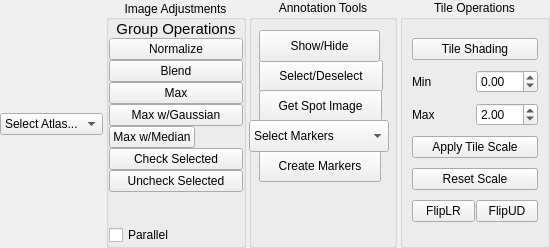
Before: the Qt Designer form acq4/analysis/modules/MosaicEditor/MosaicEditorTemplate.ui in pbmanis/acq4, drawn with Qt 5.
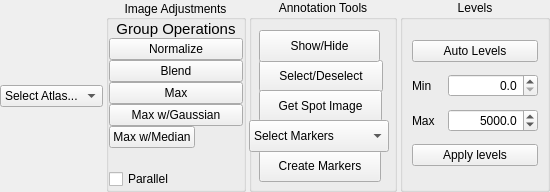
After: the same form once the commit is applied.

Commit message: add status messages to mosaic editor window

What changed in the file:
```diff
--- a/acq4/analysis/modules/MosaicEditor/MosaicEditorTemplate.ui
+++ b/acq4/analysis/modules/MosaicEditor/MosaicEditorTemplate.ui
@@ -7,7 +7,7 @@
     <x>0</x>
     <y>0</y>
     <width>550</width>
-    <height>248</height>
+    <height>192</height>
    </rect>
   </property>
   <property name="minimumSize">
@@ -155,20 +155,6 @@
         </property>
        </widget>
       </item>
-      <item>
-       <widget class="QPushButton" name="checkSelectedBtn">
-        <property name="text">
-         <string>Check Selected</string>
-        </property>
-       </widget>
-      </item>
-      <item>
-       <widget class="QPushButton" name="uncheckSelectedBtn">
-        <property name="text">
-         <string>Uncheck Selected</string>
-        </property>
-       </widget>
-      </item>
       <item>
        <spacer name="verticalSpacer_2">
         <property name="orientation">
@@ -384,7 +370,7 @@
       </size>
      </property>
      <property name="title">
-      <string>Tile Operations</string>
+      <string>Levels</string>
      </property>
      <property name="alignment">
       <set>Qt::AlignHCenter|Qt::AlignTop</set>
@@ -399,15 +385,20 @@
       <property name="spacing">
        <number>1</number>
       </property>
-      <item row="7" column="0">
-       <widget class="QPushButton" name="mosaicFlipLRBtn">
-        <property name="text">
-         <string>FlipLR</string>
-        </property>
-       </widget>
-      </item>
       <item row="4" column="1">
        <widget class="QDoubleSpinBox" name="mosaicDisplayMax">
+        <property name="minimumSize">
+         <size>
+          <width>90</width>
+          <height>0</height>
+         </size>
+        </property>
+        <property name="alignment">
+         <set>Qt::AlignRight|Qt::AlignTrailing|Qt::AlignVCenter</set>
+        </property>
+        <property name="decimals">
+         <number>1</number>
+        </property>
         <property name="maximum">
          <double>65536.000000000000000</double>
         </property>
@@ -415,7 +406,46 @@
          <double>0.250000000000000</double>
         </property>
         <property name="value">
-         <double>2.000000000000000</double>
+         <double>5000.000000000000000</double>
+        </property>
+       </widget>
+      </item>
+      <item row="2" column="0" colspan="2">
+       <widget class="QPushButton" name="mosaicAutoLevelBtn">
+        <property name="text">
+         <string>Auto Levels</string>
+        </property>
+       </widget>
+      </item>
+      <item row="5" column="0" colspan="2">
+       <widget class="QPushButton" name="mosaicApplyLevelBtn">
+        <property name="text">
+         <string>Apply levels</string>
+        </property>
+       </widget>
+      </item>
+      <item row="3" column="1">
+       <widget class="QDoubleSpinBox" name="mosaicDisplayMin">
+        <property name="minimumSize">
+         <size>
+          <width>90</width>
+          <height>0</height>
+         </size>
+        </property>
+        <property name="alignment">
+         <set>Qt::AlignRight|Qt::AlignTrailing|Qt::AlignVCenter</set>
+        </property>
+        <property name="decimals">
+         <number>1</number>
+        </property>
+        <property name="minimum">
+         <double>0.000000000000000</double>
+        </property>
+        <property name="maximum">
+         <double>65000.000000000000000</double>
+        </property>
+        <property name="singleStep">
+         <double>10.000000000000000</double>
         </property>
        </widget>
       </item>
@@ -432,27 +462,6 @@
         </property>
        </widget>
       </item>
-      <item row="2" column="0" colspan="2">
-       <widget class="QPushButton" name="tileShadingBtn">
-        <property name="text">
-         <string>Tile Shading</string>
-        </property>
-       </widget>
-      </item>
-      <item row="7" column="1">
-       <widget class="QPushButton" name="mosaicFlipUDBtn">
-        <property name="text">
-         <string>FlipUD</string>
-        </property>
-       </widget>
-      </item>
-      <item row="5" column="0" colspan="2">
-       <widget class="QPushButton" name="mosaicApplyScaleBtn">
-        <property name="text">
-         <string>Apply Tile Scale</string>
-        </property>
-       </widget>
-      </item>
       <item row="3" column="0">
        <widget class="QLabel" name="label_2">
         <property name="text">
@@ -460,26 +469,6 @@
         </property>
        </widget>
       </item>
-      <item row="3" column="1">
-       <widget class="QDoubleSpinBox" name="mosaicDisplayMin">
-        <property name="minimum">
-         <double>-1.000000000000000</double>
-        </property>
-        <property name="maximum">
-         <double>65000.000000000000000</double>
-        </property>
-        <property name="singleStep">
-         <double>0.250000000000000</double>
-        </property>
-       </widget>
-      </item>
-      <item row="6" column="0" colspan="2">
-       <widget class="QPushButton" name="mosaicResetScaleBtn">
-        <property name="text">
-         <string>Reset Scale</string>
-        </property>
-       </widget>
-      </item>
      </layout>
     </widget>
    </item>
```
Left out of the diff: 2 changed lines with no effect on the pictures. The commit also changes 3 other files.
